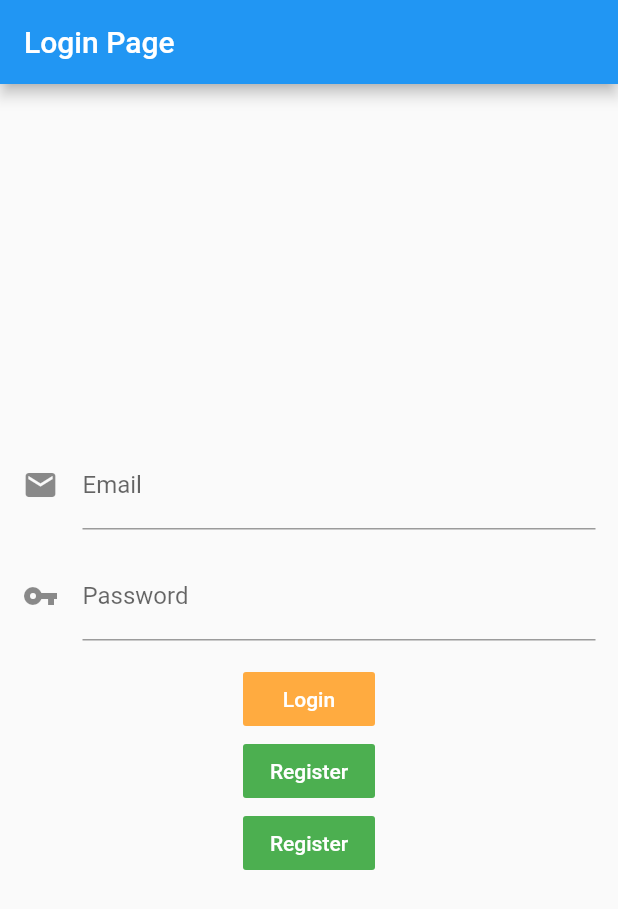
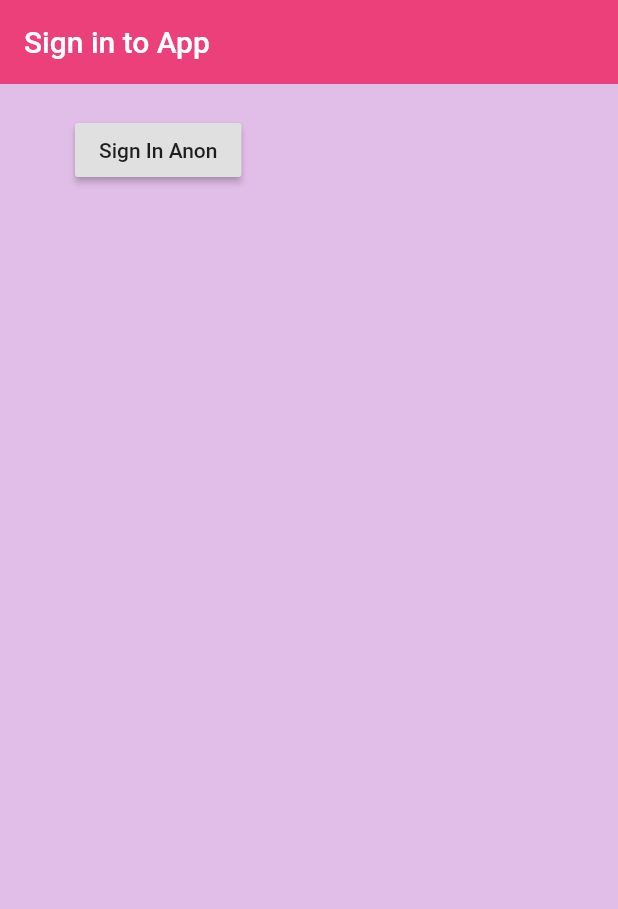
Before and after one commit to KellyFarias/crud, a Flutter app: the screen it shows after launch, on a phone screen of 412 x 824 dp. Shown: the top 909 px of the screen. Run offline on Flutter 3.47's test engine with Material 2 defaults, Android fonts, the phone set to English and light mode, and no system bars; our stand-ins replace firebase_auth; accounts and stored records are empty.

Commit message:
Nueva APP

```diff
--- a/lib/main.dart
+++ b/lib/main.dart
@@ -1,103 +1,16 @@
-import 'package:crud/googlePage.dart';
-import 'package:crud/register_page.dart';
-import 'package:crud/signin_page.dart';
-import 'package:flutter/cupertino.dart';
+import 'package:crud/screens/wrapper.dart';
 import 'package:flutter/material.dart';
-import 'package:firebase_auth/firebase_auth.dart';
 
 void main() {
-  runApp(MyCrud());
+  runApp(MyApp());
 }
 
-class MyCrud extends StatelessWidget {
+class MyApp extends StatelessWidget {
+  // This widget is the root of your application.
   @override
   Widget build(BuildContext context) {
     return MaterialApp(
-        title: 'Crud 3', home: LoginPage(title: 'Firebase Auth'));
-  }
-}
-
-class LoginPage extends StatefulWidget {
-  final String title;
-  LoginPage({Key key, this.title}) : super(key: key);
-
-  @override
-  _LoginPageState createState() => _LoginPageState();
-}
-
-class _LoginPageState extends State<LoginPage> {
-  TextEditingController emailController = TextEditingController();
-  TextEditingController passwdController = TextEditingController();
-
-  @override
-  Widget build(BuildContext context) {
-    return Scaffold(
-      appBar: AppBar(
-        title: Text('Login Page'),
-      ),
-      body: Container(
-        padding: EdgeInsets.all(15.0),
-        child: Column(
-          mainAxisAlignment: MainAxisAlignment.center,
-          children: <Widget>[
-            TextField(
-              controller: emailController,
-              decoration:
-                  InputDecoration(labelText: 'Email', icon: Icon(Icons.email)),
-            ),
-            SizedBox(
-              height: 15.0,
-            ),
-            TextField(
-              controller: passwdController,
-              decoration: InputDecoration(
-                  labelText: 'Password', icon: Icon(Icons.vpn_key)),
-            ),
-            SizedBox(
-              height: 15.0,
-            ),
-            FlatButton(
-              child: Text('Login'),
-              color: Colors.orangeAccent,
-              textColor: Colors.white,
-              onPressed: () {
-                FirebaseAuth.instance
-                    .signInWithEmailAndPassword(
-                        email: emailController.text,
-                        password: passwdController.text)
-                    // ignore: deprecated_member_use
-                    .then((UserCredential user) {
-                  //FIREBASEUSER
-                  Navigator.of(context).pushReplacement(CupertinoPageRoute(
-                    builder: (context) => MainGoogle(),
-                  ));
-                }).catchError((e) {
-                  print(e);
-                });
-              },
-            ),
-            FlatButton(
-              child: Text('Register'),
-              color: Colors.green,
-              textColor: Colors.white,
-              onPressed: () => _pushPage(context, RegisterPage()),
-            ),
-            VerticalDivider(),
-            FlatButton(
-              child: Text('Register'),
-              color: Colors.green,
-              textColor: Colors.white,
-              onPressed: () => _pushPage(context, SignInPage()),
-            ),
-          ],
-        ),
-      ),
+      home: Wrapper(),
     );
   }
 }
-
-void _pushPage(BuildContext context, Widget page) {
-  Navigator.of(context).push(
-    MaterialPageRoute<void>(builder: (_) => page),
-  );
-}
--- /dev/null
+++ b/lib/screens/authenticate/authenticate.dart
@@ -0,0 +1,16 @@
+import 'package:crud/screens/authenticate/sign_in.dart';
+import 'package:flutter/material.dart';
+
+class Authenticate extends StatefulWidget {
+  @override
+  _AuthenticateState createState() => _AuthenticateState();
+}
+
+class _AuthenticateState extends State<Authenticate> {
+  @override
+  Widget build(BuildContext context) {
+    return Container(
+      child: SignIn(),
+    );
+  }
+}
--- /dev/null
+++ b/lib/screens/authenticate/sign_in.dart
@@ -0,0 +1,29 @@
+import 'package:flutter/material.dart';
+
+class SignIn extends StatefulWidget {
+  @override
+  _SignInState createState() => _SignInState();
+}
+
+class _SignInState extends State<SignIn> {
+  @override
+  Widget build(BuildContext context) {
+    return Scaffold(
+      backgroundColor: Colors.purple[100],
+      appBar: AppBar(
+        backgroundColor: Colors.pink[400],
+        elevation: 0.0,
+        title: Text('Sign in to App'),
+      ),
+      body: Container(
+        padding: EdgeInsets.symmetric(vertical: 20.0 ,horizontal: 50.0),
+        child: RaisedButton(
+          child: Text('Sign In Anon'),
+          onPressed: () async {
+
+          },
+        ) ,
+      ),
+    );
+  }
+}
--- /dev/null
+++ b/lib/screens/wrapper.dart
@@ -0,0 +1,13 @@
+import 'package:crud/screens/authenticate/authenticate.dart';
+//import 'package:first_flutter_app/screens/home/home.dart';
+import 'package:flutter/material.dart';
+
+class Wrapper extends StatelessWidget {
+  @override
+  Widget build(BuildContext context) {
+
+      //return home or authenticate
+    return Authenticate();
+
+  }
+}
--- a/pubspec.yaml
+++ b/pubspec.yaml
@@ -15,7 +15,7 @@ dependencies:
   firebase_core: ^0.5.0
   firebase_auth: ^0.18.1+1
   flutter_auth_buttons: ^0.10.0
-
+  firebase_analytics: ^6.0.2
   cupertino_icons: ^0.1.3
 
 dev_dependencies:
```
Also changed, not shown: lib/emailPage.dart (deleted, +0 -35 lines), lib/googlePage.dart (deleted, +0 -35 lines), lib/register_page.dart (deleted, +0 -92 lines), lib/screens/home/home.dart (added, +11 -0 lines), lib/services/auth.dart (added, +26 -0 lines), lib/signin_page.dart (deleted, +0 -133 lines), pubspec.lock, 4 other files.
